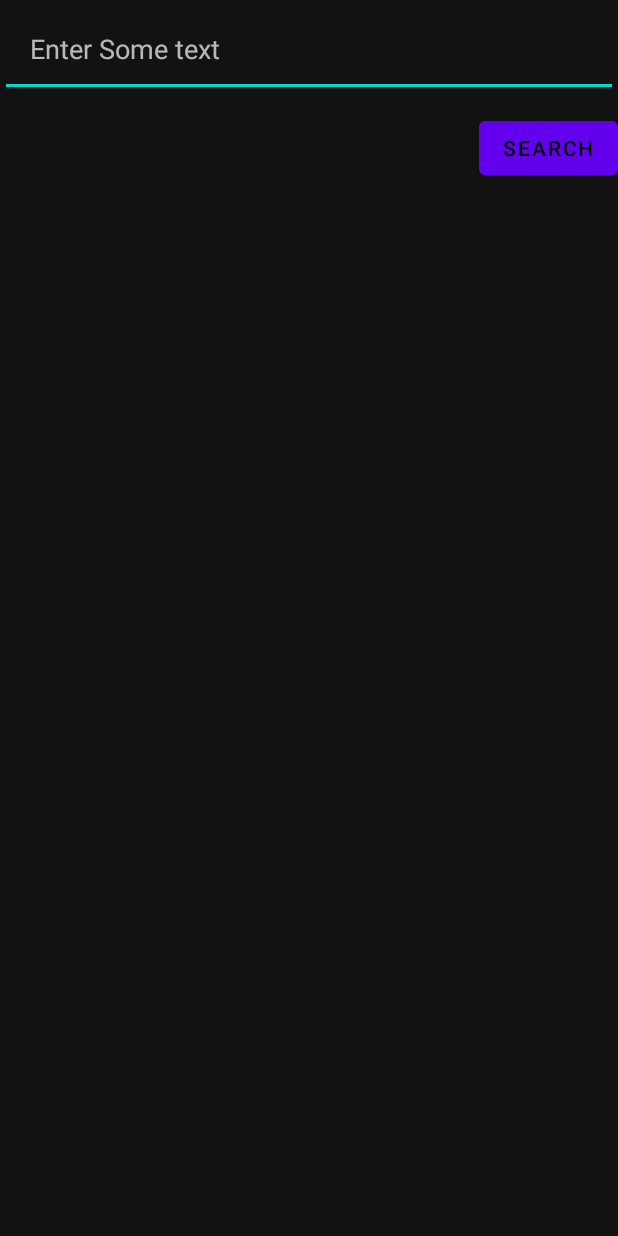
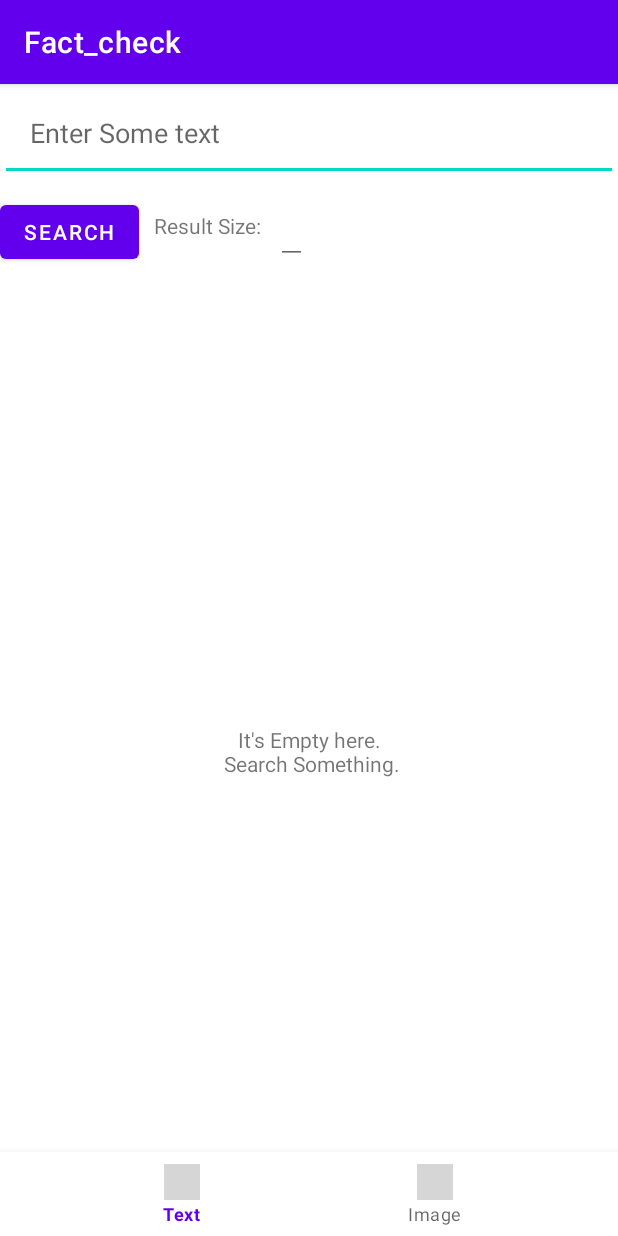
Before and after one commit to shoebham/Fact_check_Search, an Android app: the screen it shows after launch (MainActivity), on a phone screen of 412 x 824 dp. Run offline under Robolectric (Android 15) with nearby library versions, the phone set to English and light mode, and no system bars; our stand-ins replace Picasso, Volley; pictures from the network do not load; grey boxes are pictures that could not be loaded.

Commit message:
Added bottom navigation bar

```diff
--- a/app/src/main/java/com/example/android/fact_check/MainActivity.java
+++ b/app/src/main/java/com/example/android/fact_check/MainActivity.java
@@ -5,6 +5,7 @@ import androidx.cardview.widget.CardView;
 import androidx.recyclerview.widget.LinearLayoutManager;
 import androidx.recyclerview.widget.RecyclerView;
 
+import android.annotation.SuppressLint;
 import android.content.Intent;
 import android.graphics.Bitmap;
 import android.graphics.BitmapFactory;
@@ -19,6 +20,7 @@ import android.view.ViewGroup;
 import android.widget.Button;
 import android.widget.EditText;
 import android.widget.ImageView;
+import android.widget.ProgressBar;
 import android.widget.SearchView;
 import android.widget.TextView;
 import android.widget.Toast;
@@ -55,10 +57,12 @@ public class MainActivity extends AppCompatActivity {
 
     private Search search;
     public SearchView searchView;
-    public EditText EditText;
+    public EditText searchText, pageSize;
     public TextView claim_text;
     public TextView claimaint_text;
     public TextView review_text;
+    public TextView emptyText;
+    public TextView invaild_search;
     public Button button;
     public ImageView imageView;
     public Bitmap mIcon_val;
@@ -69,50 +73,73 @@ public class MainActivity extends AppCompatActivity {
     public RecyclerView recyclerView;
     public RecyclerViewAdapter recyclerViewAdapter;
     public ArrayList<String> imageUrl;
+    public ProgressBar progressBar;
     public JSONArray jsonArray = new JSONArray();
     public JSONObject jsonObject = new JSONObject();
     public Gson gson = new Gson();
+    public int progress = 0;
     @Override
     protected void onCreate(Bundle savedInstanceState) {
         super.onCreate(savedInstanceState);
         setContentView(R.layout.activity_main);
-        EditText = findViewById(R.id.text);
+        searchText = findViewById(R.id.text);
         claim_text = findViewById(R.id.claim);
         claimaint_text = findViewById(R.id.claimaint);
         review_text = findViewById(R.id.review);
         button = findViewById(R.id.button);
         imageView = findViewById(R.id.image);
         cardView = findViewById(R.id.card);
+        progressBar = findViewById(R.id.progressbar);
+        pageSize = findViewById(R.id.pageSize);
+        emptyText = findViewById(R.id.empty_text);
+        invaild_search = findViewById(R.id.invaild_search);
+        recyclerView = findViewById(R.id.recycler_view);
         button.setOnClickListener(new View.OnClickListener() {
             @Override
             public void onClick(View view) {
                 sendData();
+                recyclerView.setVisibility(View.GONE);
+                emptyText.setVisibility(View.GONE);
+                progressBar.setVisibility(View.VISIBLE);
+                Toast.makeText(getApplicationContext(), "Loading...\n please wait...", Toast.LENGTH_SHORT).show();
             }
         });
     }
     public void sendData() {
+        try {
             RequestQueue queue = Volley.newRequestQueue(this);
-        String search_text = EditText.getText().toString();
-        String url = "https://factchecktools.googleapis.com/v1alpha1/claims:search?&query=" + search_text + "&key=AIzaSyB2Krqs92spjiNKQL9NApU6uykAWVyBtcE";
+            String search_text = searchText.getText().toString();
+            String page_Size = pageSize.getText().toString();
+            String url = "https://factchecktools.googleapis.com/v1alpha1/claims:search?pageSize=" + page_Size + "&query=" + search_text + "&key=AIzaSyB2Krqs92spjiNKQL9NApU6uykAWVyBtcE";
             JsonObjectRequest jsonObjectRequest = new JsonObjectRequest
                     (Request.Method.GET, url, null, new Response.Listener<JSONObject>() {
                         @Override
                         public void onResponse(JSONObject response) {
                             Log.i("response", response.toString());
+                            if (response.toString().equals("{}")) {
+                                invaild_search.setVisibility(View.VISIBLE);
+                                progressBar.setVisibility(View.GONE);
+                                Toast.makeText(getApplicationContext(), "your search did not match any claims", Toast.LENGTH_SHORT).show();
+                            } else {
+
                                 search = gson.fromJson(response.toString(), Search.class);
                                 Log.i("response", search.toString());
                                 new getImage().execute();
+                            }
                         }
                     }, new Response.ErrorListener() {
                         @Override
                         public void onErrorResponse(VolleyError error) {
                             Log.i("response", error.toString());// TODO: Handle error
-                        Toast.makeText(getApplicationContext(), "Some unexpected error occurred", Toast.LENGTH_LONG).show();
+                            Toast.makeText(getApplicationContext(), "Some unexpected error occurred", Toast.LENGTH_SHORT).show();
                         }
                     });
 
 // Access the RequestQueue through your singleton class.
             queue.add(jsonObjectRequest);
+        } catch (Exception e) {
+            Toast.makeText(getApplicationContext(), "your search did not match any claims", Toast.LENGTH_SHORT).show();
+        }
     }
 
     class Search {
@@ -143,7 +170,8 @@ public class MainActivity extends AppCompatActivity {
     }
 
     private void initRecyclerView() {
-        recyclerView = findViewById(R.id.recycler_view);
+        progressBar.setVisibility(View.GONE);
+        recyclerView.setVisibility(View.VISIBLE);
         recyclerViewAdapter = new RecyclerViewAdapter(this, getMyList());
         recyclerView.setAdapter(recyclerViewAdapter);
         recyclerView.setLayoutManager(new LinearLayoutManager(this));
@@ -151,6 +179,7 @@ public class MainActivity extends AppCompatActivity {
         recyclerView.setItemViewCacheSize(20);
         recyclerView.setDrawingCacheEnabled(true);
         recyclerView.setDrawingCacheQuality(View.DRAWING_CACHE_QUALITY_HIGH);
+
     }
 
     private ArrayList<ModelClass> getMyList() {
@@ -171,6 +200,7 @@ public class MainActivity extends AppCompatActivity {
 
     long start;
     private class getImage extends AsyncTask<Void, Void, Void> {
+        @SuppressLint("WrongThread")
         @Override
         protected Void doInBackground(Void... voids) {
             start = System.currentTimeMillis();
@@ -178,31 +208,43 @@ public class MainActivity extends AppCompatActivity {
             try {
                 imageUrl = new ArrayList<>();
                 for (int i = 0; i < search.claims.size(); i++) {
-                    document = Jsoup.connect(search.claims.get(i).claimReview.get(0).url).userAgent("Mozilla")
+                    document = Jsoup.connect(search.claims.get(i).claimReview.get(0).url)
                             .cookie("auth", "token")
-                            .timeout(60000).get();
+                            .get();
                     //   Log.i("response", "document = "+document.toString());
                     img = document.select("meta[property=og:image]");
+                    if (img == null) {
+                        if ((img = document.select("meta[property=og:image:secure_url")) == null) {
+                            img = document.select("meta[property=twitter:image]");
+                        }
+                        ;
+                    }
                     imgUrl = null;
+                    Log.i("response", i + "");
                     if (img != null) {
                         imgUrl = img.attr("content");
                         Log.i("response", imgUrl);
                         imageUrl.add(imgUrl);
+
                     }
 
                 }
                 Log.i("response", "Operation took " + (System.currentTimeMillis() - start) / 1000 + " seconds");
             } catch (Exception e) {
                 e.printStackTrace();
-                Toast.makeText(getApplicationContext(), "Some unexpected error occurred", Toast.LENGTH_LONG).show();
+                Toast.makeText(getApplicationContext(), "Some unexpected error occurred", Toast.LENGTH_SHORT).show();
             }
             return null;
         }
 
         @Override
         protected void onPostExecute(Void aVoid) {
+            try {
                 initRecyclerView();
                 super.onPostExecute(aVoid);
+            } catch (Exception e) {
+                Toast.makeText(getApplicationContext(), "your search did not match any claims", Toast.LENGTH_SHORT).show();
             }
         }
     }
+}
--- a/app/src/main/res/layout/activity_main.xml
+++ b/app/src/main/res/layout/activity_main.xml
@@ -1,5 +1,5 @@
 <?xml version="1.0" encoding="utf-8"?>
-<LinearLayout xmlns:android="http://schemas.android.com/apk/res/android"
+<RelativeLayout xmlns:android="http://schemas.android.com/apk/res/android"
     xmlns:app="http://schemas.android.com/apk/res-auto"
     xmlns:tools="http://schemas.android.com/tools"
     android:layout_width="match_parent"
@@ -16,16 +16,70 @@
         android:layout_marginBottom="10dp" />
 
     <Button
+        android:layout_below="@+id/text"
         android:id="@+id/button"
         android:layout_gravity="right"
         android:layout_width="wrap_content"
         android:layout_height="wrap_content"
         android:text="search" />
 
+    <TextView
+        android:id="@+id/pageSize_tv"
+        android:layout_width="wrap_content"
+        android:layout_height="wrap_content"
+        android:text="Result Size:"
+        android:layout_margin="10dp"
+        android:layout_toRightOf="@+id/button"
+        android:layout_below="@+id/text" />
 
+    <EditText
+        android:id="@+id/pageSize"
+        android:layout_width="wrap_content"
+        android:layout_height="wrap_content"
+        android:inputType="number"
+        android:layout_below="@+id/text"
+        android:layout_toRightOf="@+id/pageSize_tv" />
+
+    <ProgressBar
+        android:id="@+id/progressbar"
+        android:visibility="gone"
+        android:layout_below="@+id/button"
+        android:layout_centerHorizontal="true"
+        android:layout_centerVertical="true"
+        android:layout_width="wrap_content"
+        android:layout_height="wrap_content" />
+
+    <TextView
+        android:id="@+id/empty_text"
+        android:layout_width="match_parent"
+        android:layout_height="match_parent"
+        android:layout_below="@id/button"
+        android:gravity="center"
+        android:text="It's Empty here.\n Search Something." />
+
+    <TextView
+        android:id="@+id/invaild_search"
+        android:visibility="gone"
+        android:layout_width="match_parent"
+        android:layout_height="match_parent"
+        android:layout_below="@id/button"
+        android:gravity="center"
+        android:text="Oops...\n your search did not match any claims" />
     <androidx.recyclerview.widget.RecyclerView
         android:id="@+id/recycler_view"
+        android:clipToPadding="false"
+        android:layout_width="wrap_content"
+        android:layout_height="wrap_content"
+        android:layout_below="@+id/button"
+        android:padding="10dp"
+        android:layout_marginTop="10dp" />
+
+    <com.google.android.material.bottomnavigation.BottomNavigationView
+        android:layout_alignParentBottom="true"
         android:layout_width="match_parent"
-        android:layout_height="match_parent" />
-
-</LinearLayout>
+        android:layout_height="wrap_content"
+        android:scrollbarFadeDuration="2"
+        app:labelVisibilityMode="labeled"
+        app:layout_behavior="@string/hide_bottom_view_on_scroll_behavior"
+        app:menu="@menu/menu" />
+</RelativeLayout>
--- /dev/null
+++ b/app/src/main/res/menu/menu.xml
@@ -0,0 +1,13 @@
+<?xml version="1.0" encoding="utf-8"?>
+<menu xmlns:android="http://schemas.android.com/apk/res/android">
+    <item
+        android:id="@+id/page_1"
+        android:enabled="true"
+        android:icon="@drawable/baseline_search_black_18dp"
+        android:title="Text" />
+    <item
+        android:id="@+id/page_2"
+        android:enabled="true"
+        android:icon="@drawable/baseline_image_black_18dp"
+        android:title="Image" />
+</menu>
--- a/app/src/main/res/values/styles.xml
+++ b/app/src/main/res/values/styles.xml
@@ -1,7 +1,7 @@
 <resources>
 
     <!-- Base application theme. -->
-    <style name="AppTheme" parent="Theme.MaterialComponents.NoActionBar">
+    <style name="AppTheme" parent="Theme.MaterialComponents.Light.DarkActionBar">
         <!-- Customize your theme here. -->
         <item name="colorPrimary">@color/colorPrimary</item>
         <item name="colorPrimaryDark">@color/colorPrimaryDark</item>
```
Also changed, not shown: app/src/main/java/com/example/android/fact_check/RecyclerViewAdapter.java (+7 -1 lines), app/src/main/res/layout/card_view_layout.xml (+19 -6 lines). Lines whose indentation alone changed are shown as unchanged.
